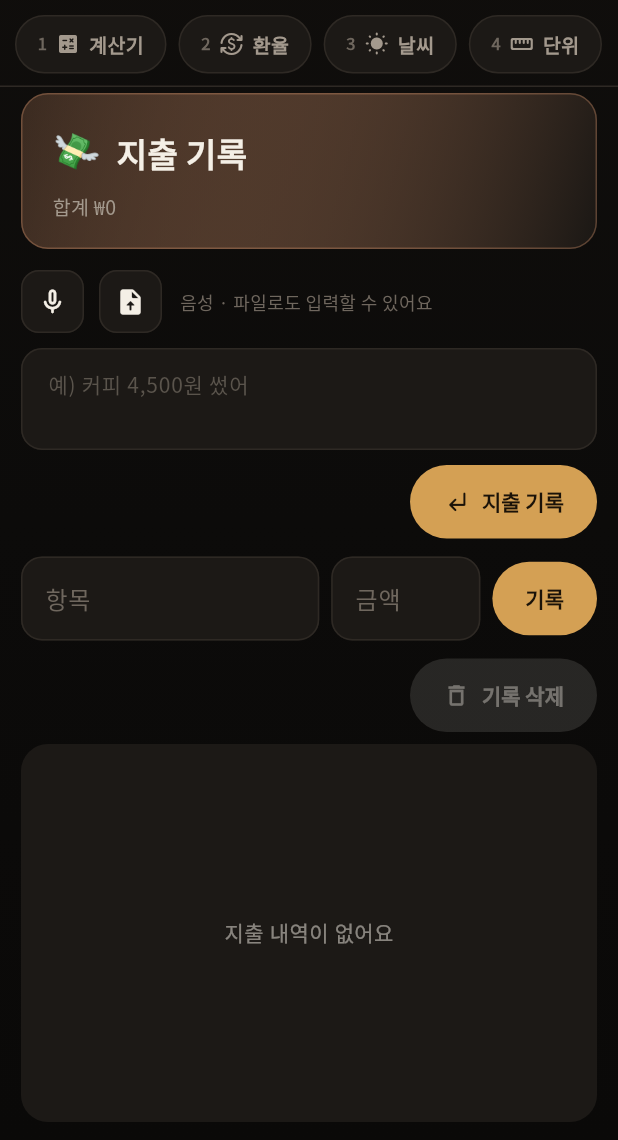
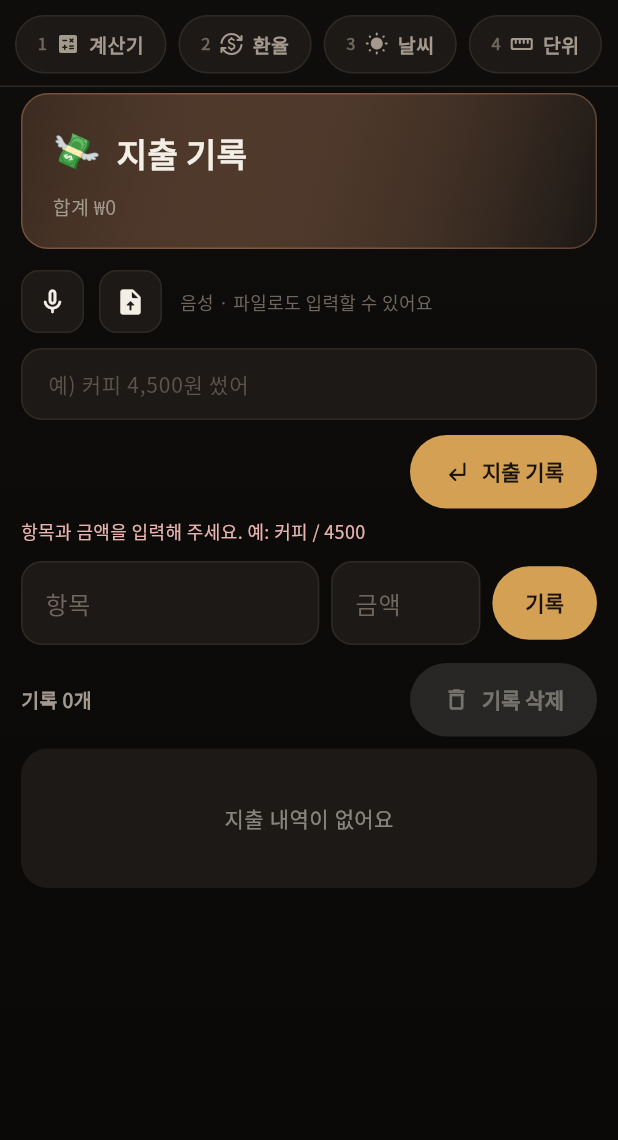
Before and after one commit to nfriend02/mybcalculator, a Flutter app: the ExpensePage screen opened by its route, after a tap on "기록", on a phone screen of 412 x 824 dp, the part 96-1236 px from its top. Run offline on Flutter 3.47's test engine with Material 3 defaults, Android fonts, the phone set to English and light mode, and no system bars; drawn by our look-alikes of flutter_animate; our stand-ins replace cloud_firestore, file_picker, firebase_core, firebase_storage, flutter_dotenv, go_router and 4 more; missing offline and left inert: dart:js_interop; accounts and stored records are empty.

Commit message:
fix: restore schedule/expense item creation and selectable delete
Prevent Firestore load from wiping local adds, show lists in a scrollable layout, uniquify ids, and keep checkbox bulk delete.

Co-authored-by: Cursor <cursoragent@cursor.com>

```diff
--- a/lib/features/expense/model/expense_controller.dart
+++ b/lib/features/expense/model/expense_controller.dart
@@ -18,6 +18,7 @@ class ExpenseController extends ChangeNotifier {
   bool _busy = false;
   String? _note;
   String? _lastError;
+  int _loadToken = 0;
 
   List<ExpenseRecord> get items => List.unmodifiable(_items);
   double get total => _items.fold(0, (s, e) => s + e.amount);
@@ -28,11 +29,18 @@ class ExpenseController extends ChangeNotifier {
   Future<void> load() async {
     final fs = _firestore;
     if (fs == null) return;
+    final token = ++_loadToken;
     try {
       final rows = await fs.list(collectionPath: 'expenses', limit: 50);
+      if (token != _loadToken) return;
+      final remote = rows.map(ExpenseRecord.fromMap).toList();
+      final remoteIds = remote.map((e) => e.id).toSet();
+      final pendingLocal =
+          _items.where((e) => e.id.isNotEmpty && !remoteIds.contains(e.id));
       _items
         ..clear()
-        ..addAll(rows.map(ExpenseRecord.fromMap));
+        ..addAll(pendingLocal)
+        ..addAll(remote);
       notifyListeners();
     } catch (e) {
       debugPrint('Expense load: $e');
@@ -44,9 +52,12 @@ class ExpenseController extends ChangeNotifier {
     double amount, {
     String category = 'general',
   }) async {
+    final trimmed = title.trim();
+    if (trimmed.isEmpty || amount <= 0) return;
+    _loadToken++;
     final item = ExpenseRecord(
-      id: DateTime.now().millisecondsSinceEpoch.toString(),
-      title: title,
+      id: '${DateTime.now().microsecondsSinceEpoch}_${_items.length}',
+      title: trimmed,
       amount: amount,
       category: category,
       createdAt: DateTime.now(),
--- a/lib/pages/expense/expense_page.dart
+++ b/lib/pages/expense/expense_page.dart
@@ -30,6 +30,11 @@ class _ExpensePageState extends State<ExpensePage> {
     super.dispose();
   }
 
+  double? _parseAmount(String raw) {
+    final cleaned = raw.trim().replaceAll(',', '').replaceAll('원', '');
+    return double.tryParse(cleaned);
+  }
+
   Future<void> _applyNl() async {
     final text = _nl.text.trim();
     if (text.isEmpty) return;
@@ -44,6 +49,23 @@ class _ExpensePageState extends State<ExpensePage> {
         _error = controller.lastError ?? '지출을 기록하지 못했어요.';
       });
     }
+  }
+
+  Future<void> _addManual() async {
+    final title = _title.text.trim();
+    final amount = _parseAmount(_amount.text) ?? 0;
+    if (title.isEmpty || amount <= 0) {
+      setState(() {
+        _error = '항목과 금액을 입력해 주세요. 예: 커피 / 4500';
+      });
+      return;
+    }
+    final controller = context.read<ExpenseController>();
+    await controller.add(title, amount);
+    if (!mounted) return;
+    _title.clear();
+    _amount.clear();
+    setState(() => _error = null);
   }
 
   Future<void> _deleteSelected() async {
@@ -68,7 +90,7 @@ class _ExpensePageState extends State<ExpensePage> {
       emoji: '💸',
       accent: const Color(0xFFD4926A),
       variant: FeatureVariant.stripe,
-      scrollable: false,
+      scrollable: true,
       child: Column(
         crossAxisAlignment: CrossAxisAlignment.stretch,
         children: [
@@ -78,7 +100,7 @@ class _ExpensePageState extends State<ExpensePage> {
             busy: controller.busy,
             submitLabel: '지출 기록',
             busyLabel: '기록 중…',
-            minLines: 2,
+            minLines: 1,
             maxLines: 3,
             onSubmit: _applyNl,
             onVoiceSubmit: (t) async {
@@ -151,25 +173,29 @@ class _ExpensePageState extends State<ExpensePage> {
                       borderRadius: BorderRadius.circular(14),
                     ),
                   ),
+                  onSubmitted: (_) => _addManual(),
                 ),
               ),
               const SizedBox(width: 8),
               FilledButton(
-                onPressed: () async {
-                  final a = double.tryParse(_amount.text) ?? 0;
-                  if (_title.text.trim().isEmpty || a <= 0) return;
-                  await controller.add(_title.text.trim(), a);
-                  _title.clear();
-                  _amount.clear();
-                },
+                onPressed: _addManual,
                 child: const Text('기록'),
               ),
             ],
           ),
           const SizedBox(height: 12),
-          Align(
-            alignment: Alignment.centerRight,
-            child: FilledButton.tonalIcon(
+          Row(
+            children: [
+              Text(
+                '기록 ${controller.items.length}개',
+                style: GoogleFonts.notoSansKr(
+                  fontSize: 13,
+                  fontWeight: FontWeight.w700,
+                  color: AppTheme.textSecondary,
+                ),
+              ),
+              const Spacer(),
+              FilledButton.tonalIcon(
                 onPressed: selectedCount == 0 ? null : _deleteSelected,
                 icon: const Icon(Icons.delete_outline, size: 18),
                 label: Text(
@@ -178,16 +204,17 @@ class _ExpensePageState extends State<ExpensePage> {
                       : '기록 삭제 ($selectedCount)',
                 ),
               ),
+            ],
           ),
           const SizedBox(height: 8),
-          Expanded(
-            child: Material(
+          Material(
             color: AppTheme.surfaceElevated,
             borderRadius: BorderRadius.circular(18),
             child: Padding(
               padding: const EdgeInsets.all(8),
               child: PagedListView(
                 items: controller.items,
+                shrinkWrap: true,
                 emptyMessage: '지출 내역이 없어요',
                 itemBuilder: (context, item, index) {
                   final checked = _selected.contains(item.id);
@@ -201,11 +228,18 @@ class _ExpensePageState extends State<ExpensePage> {
                           const Color(0xFFD4926A).withValues(alpha: 0.35),
                       child: Text('${index + 1}'),
                     ),
-                      title: Text(item.title),
+                    title: Text(
+                      item.title,
+                      style: GoogleFonts.notoSansKr(
+                        color: AppTheme.textPrimary,
+                        fontWeight: FontWeight.w700,
+                      ),
+                    ),
                     subtitle: Text(
                       '₩${item.amount.toStringAsFixed(0)}',
                       style: GoogleFonts.notoSansKr(
                         fontWeight: FontWeight.w700,
+                        color: AppTheme.textSecondary,
                       ),
                     ),
                     trailing: Checkbox(
@@ -234,7 +268,6 @@ class _ExpensePageState extends State<ExpensePage> {
               ),
             ),
           ),
-          ),
         ],
       ),
     );
--- a/lib/shared/ui/widgets/paged_list_view.dart
+++ b/lib/shared/ui/widgets/paged_list_view.dart
@@ -12,12 +12,16 @@ class PagedListView<T> extends StatefulWidget {
     required this.itemBuilder,
     this.pageSize = PaginationRules.pageSize,
     this.emptyMessage = '아직 항목이 없어요',
+    this.shrinkWrap = false,
   });
 
   final List<T> items;
   final Widget Function(BuildContext context, T item, int index) itemBuilder;
   final int pageSize;
   final String emptyMessage;
+
+  /// When true, sizes to children (for nesting inside a parent scroll view).
+  final bool shrinkWrap;
 
   @override
   State<PagedListView<T>> createState() => _PagedListViewState<T>();
@@ -41,7 +45,9 @@ class _PagedListViewState<T> extends State<PagedListView<T>> {
   @override
   void didUpdateWidget(covariant PagedListView<T> oldWidget) {
     super.didUpdateWidget(oldWidget);
-    if (_page >= _pageCount) {
+    if (widget.items.length != oldWidget.items.length) {
+      _page = 0;
+    } else if (_page >= _pageCount) {
       _page = _pageCount - 1;
     }
   }
@@ -49,32 +55,53 @@ class _PagedListViewState<T> extends State<PagedListView<T>> {
   @override
   Widget build(BuildContext context) {
     if (widget.items.isEmpty) {
-      return Center(
+      return Padding(
+        padding: const EdgeInsets.symmetric(vertical: 28),
+        child: Center(
           child: Text(
             widget.emptyMessage,
             style: GoogleFonts.nunito(color: AppTheme.ink.withValues(alpha: 0.5)),
           ),
+        ),
       );
     }
 
-    return Column(
-      children: [
-        Expanded(
-          child: ListView.separated(
+    final list = ListView.separated(
+      shrinkWrap: widget.shrinkWrap,
+      physics: widget.shrinkWrap
+          ? const NeverScrollableScrollPhysics()
+          : null,
       itemCount: _pageItems.length,
       separatorBuilder: (_, _) => const SizedBox(height: 8),
       itemBuilder: (context, i) {
         final globalIndex = _page * widget.pageSize + i;
         return widget.itemBuilder(context, _pageItems[i], globalIndex);
       },
-          ),
-        ),
-        const SizedBox(height: 12),
-        _PageControls(
+    );
+
+    final controls = _PageControls(
       page: _page,
       pageCount: _pageCount,
       onChanged: (p) => setState(() => _page = p),
-        ),
+    );
+
+    if (widget.shrinkWrap) {
+      return Column(
+        mainAxisSize: MainAxisSize.min,
+        crossAxisAlignment: CrossAxisAlignment.stretch,
+        children: [
+          list,
+          const SizedBox(height: 12),
+          controls,
+        ],
+      );
+    }
+
+    return Column(
+      children: [
+        Expanded(child: list),
+        const SizedBox(height: 12),
+        controls,
       ],
     );
   }
```
Also changed, not shown: lib/features/schedule/model/schedule_controller.dart (+27 -19 lines), lib/pages/schedule/schedule_page.dart (+45 -18 lines), 1 other file. Lines whose indentation alone changed are shown as unchanged.
